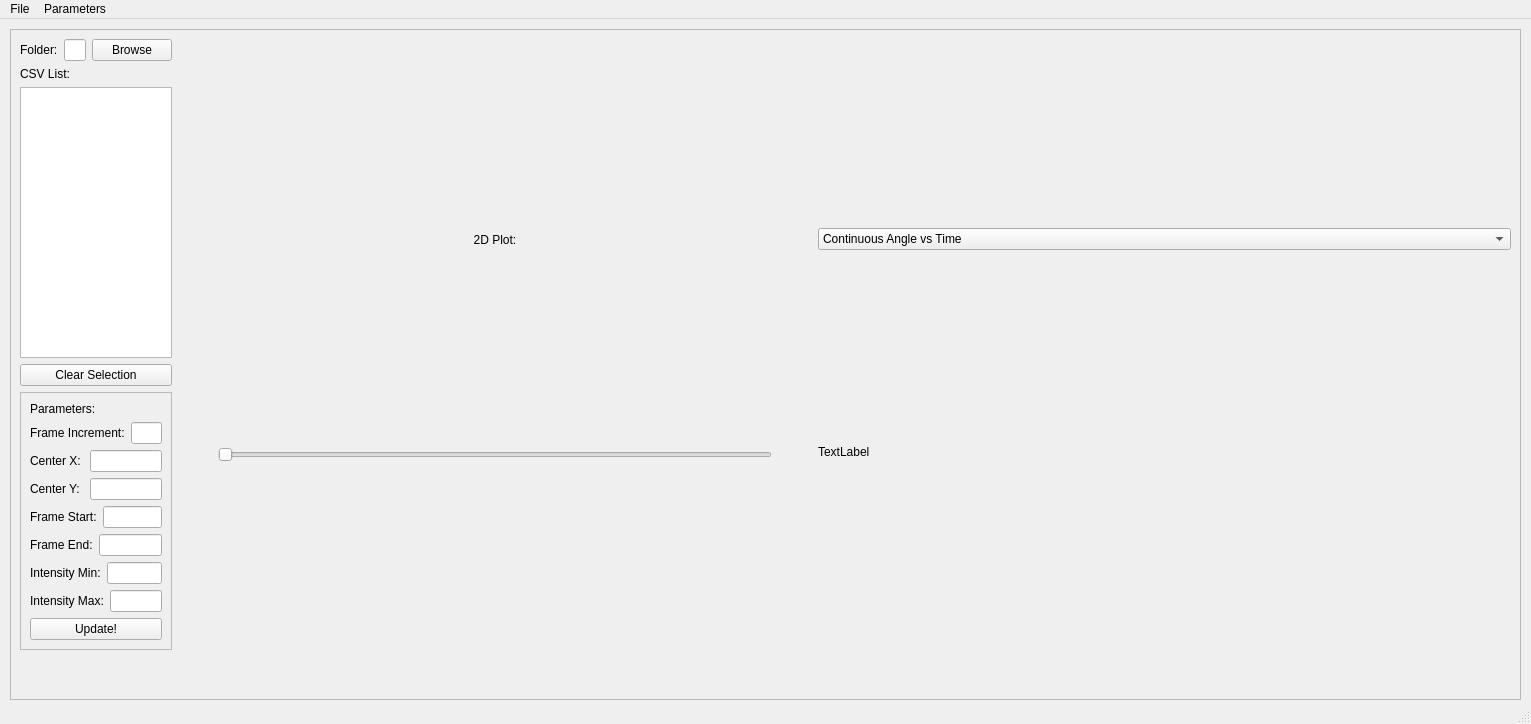
Above: Map.1.3.ui from bobby3755/MAP before the change. Below: the same form after it.
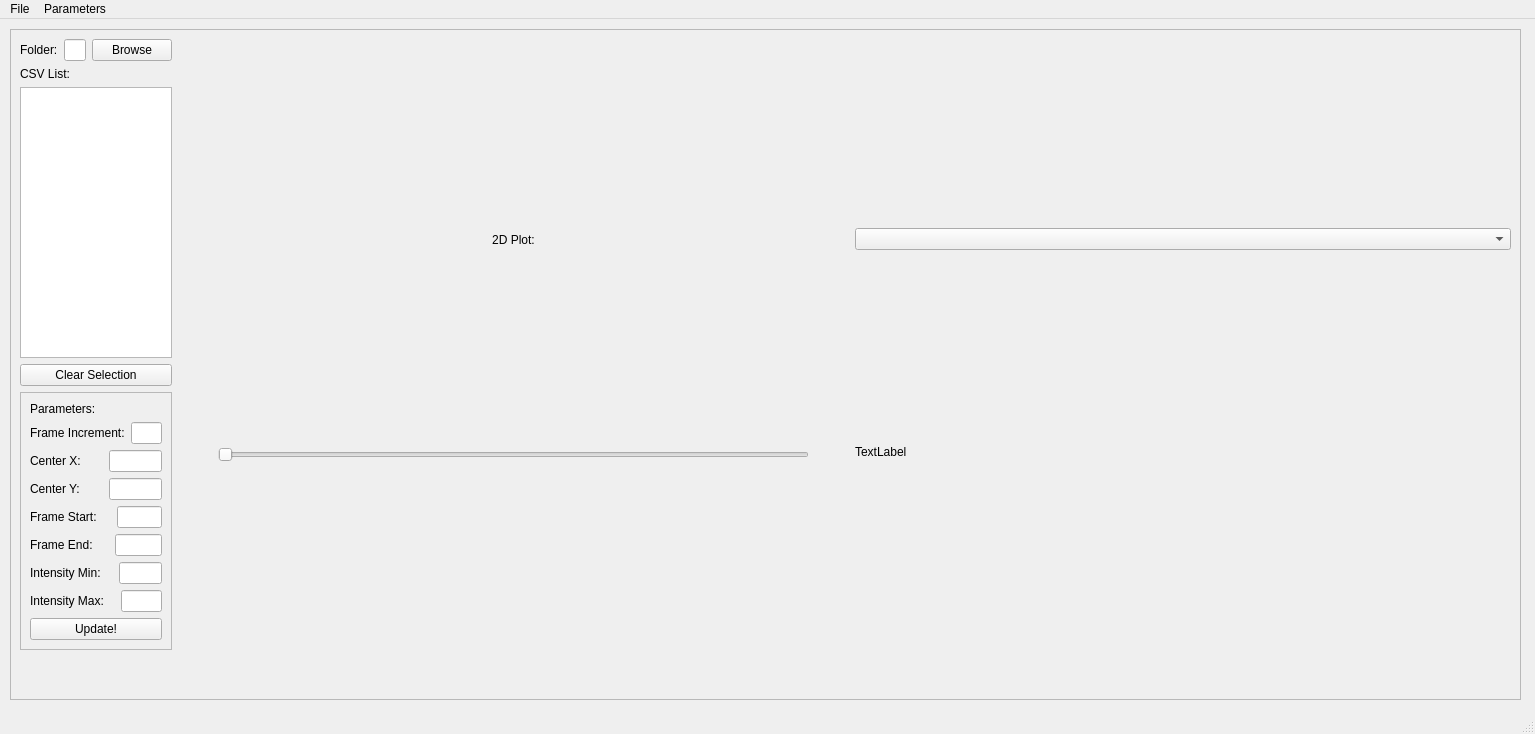
That is the form after the change.

Commit message: Secondary graph now modular

```diff
--- a/Map.1.3.ui
+++ b/Map.1.3.ui
@@ -6,8 +6,8 @@
    <rect>
     <x>0</x>
     <y>0</y>
-    <width>1531</width>
-    <height>724</height>
+    <width>1535</width>
+    <height>734</height>
    </rect>
   </property>
   <property name="windowTitle">
@@ -33,7 +33,7 @@
      <item row="0" column="0">
       <layout class="QVBoxLayout" name="verticalLayout_4" stretch="1,0">
        <item>
-        <layout class="QHBoxLayout" name="horizontalLayout_7" stretch="1,0,4,0,5">
+        <layout class="QHBoxLayout" name="horizontalLayout_7" stretch="1,0,9,0,10">
          <item>
           <layout class="QVBoxLayout" name="side_bar">
            <item>
@@ -147,6 +147,18 @@
                   </item>
                   <item>
                    <widget class="QLineEdit" name="center_x_LineEdit">
+                    <property name="sizePolicy">
+                     <sizepolicy hsizetype="Maximum" vsizetype="Fixed">
+                      <horstretch>0</horstretch>
+                      <verstretch>0</verstretch>
+                     </sizepolicy>
+                    </property>
+                    <property name="maximumSize">
+                     <size>
+                      <width>70</width>
+                      <height>16777215</height>
+                     </size>
+                    </property>
                     <property name="alignment">
                      <set>Qt::AlignRight|Qt::AlignTrailing|Qt::AlignVCenter</set>
                     </property>
@@ -178,6 +190,18 @@
                   </item>
                   <item>
                    <widget class="QLineEdit" name="center_y_LineEdit">
+                    <property name="sizePolicy">
+                     <sizepolicy hsizetype="Maximum" vsizetype="Fixed">
+                      <horstretch>0</horstretch>
+                      <verstretch>0</verstretch>
+                     </sizepolicy>
+                    </property>
+                    <property name="maximumSize">
+                     <size>
+                      <width>70</width>
+                      <height>16777215</height>
+                     </size>
+                    </property>
                     <property name="alignment">
                      <set>Qt::AlignRight|Qt::AlignTrailing|Qt::AlignVCenter</set>
                     </property>
@@ -209,6 +233,18 @@
                   </item>
                   <item>
                    <widget class="QLineEdit" name="frame_start_LineEdit">
+                    <property name="sizePolicy">
+                     <sizepolicy hsizetype="Maximum" vsizetype="Fixed">
+                      <horstretch>0</horstretch>
+                      <verstretch>0</verstretch>
+                     </sizepolicy>
+                    </property>
+                    <property name="maximumSize">
+                     <size>
+                      <width>70</width>
+                      <height>16777215</height>
+                     </size>
+                    </property>
                     <property name="alignment">
                      <set>Qt::AlignRight|Qt::AlignTrailing|Qt::AlignVCenter</set>
                     </property>
@@ -240,6 +276,18 @@
                   </item>
                   <item>
                    <widget class="QLineEdit" name="frame_end_LineEdit">
+                    <property name="sizePolicy">
+                     <sizepolicy hsizetype="Maximum" vsizetype="Fixed">
+                      <horstretch>0</horstretch>
+                      <verstretch>0</verstretch>
+                     </sizepolicy>
+                    </property>
+                    <property name="maximumSize">
+                     <size>
+                      <width>70</width>
+                      <height>16777215</height>
+                     </size>
+                    </property>
                     <property name="alignment">
                      <set>Qt::AlignRight|Qt::AlignTrailing|Qt::AlignVCenter</set>
                     </property>
@@ -271,6 +319,18 @@
                   </item>
                   <item>
                    <widget class="QLineEdit" name="intensity_min_LineEdit">
+                    <property name="sizePolicy">
+                     <sizepolicy hsizetype="Maximum" vsizetype="Fixed">
+                      <horstretch>0</horstretch>
+                      <verstretch>0</verstretch>
+                     </sizepolicy>
+                    </property>
+                    <property name="maximumSize">
+                     <size>
+                      <width>70</width>
+                      <height>16777215</height>
+                     </size>
+                    </property>
                     <property name="alignment">
                      <set>Qt::AlignRight|Qt::AlignTrailing|Qt::AlignVCenter</set>
                     </property>
@@ -302,6 +362,18 @@
                   </item>
                   <item>
                    <widget class="QLineEdit" name="intensity_max_LineEdit">
+                    <property name="sizePolicy">
+                     <sizepolicy hsizetype="Maximum" vsizetype="Fixed">
+                      <horstretch>0</horstretch>
+                      <verstretch>0</verstretch>
+                     </sizepolicy>
+                    </property>
+                    <property name="maximumSize">
+                     <size>
+                      <width>70</width>
+                      <height>16777215</height>
+                     </size>
+                    </property>
                     <property name="alignment">
                      <set>Qt::AlignRight|Qt::AlignTrailing|Qt::AlignVCenter</set>
                     </property>
@@ -393,18 +465,7 @@
          <item>
           <layout class="QVBoxLayout" name="verticalLayout_7">
            <item>
-            <widget class="QComboBox" name="second_graph_comboBox">
-             <item>
-              <property name="text">
-               <string>Continuous Angle vs Time</string>
-              </property>
-             </item>
-             <item>
-              <property name="text">
-               <string>Intensity vs Time</string>
-              </property>
-             </item>
-            </widget>
+            <widget class="QComboBox" name="secondary_graph_comboBox"/>
            </item>
            <item>
             <layout class="QVBoxLayout" name="graphLayout_2"/>
@@ -449,7 +510,7 @@
     <rect>
      <x>0</x>
      <y>0</y>
-     <width>1531</width>
+     <width>1535</width>
      <height>21</height>
     </rect>
    </property>
```
Left out of the diff: 16 changed lines with no effect on the pictures. The commit also changes 3 other files.
